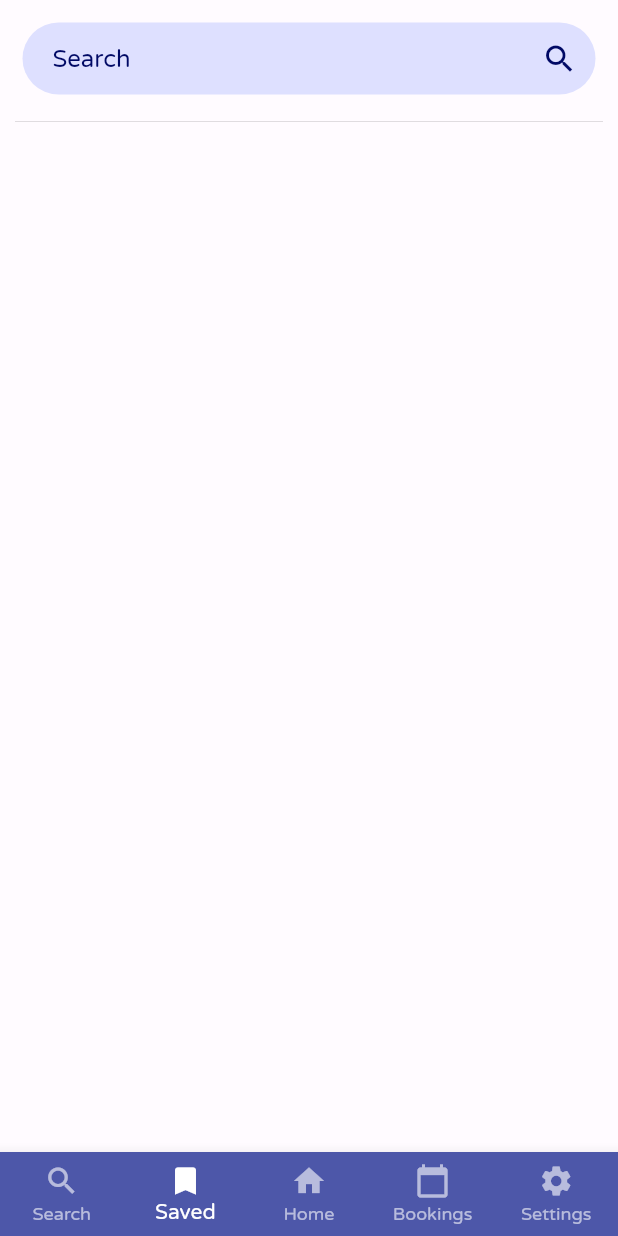
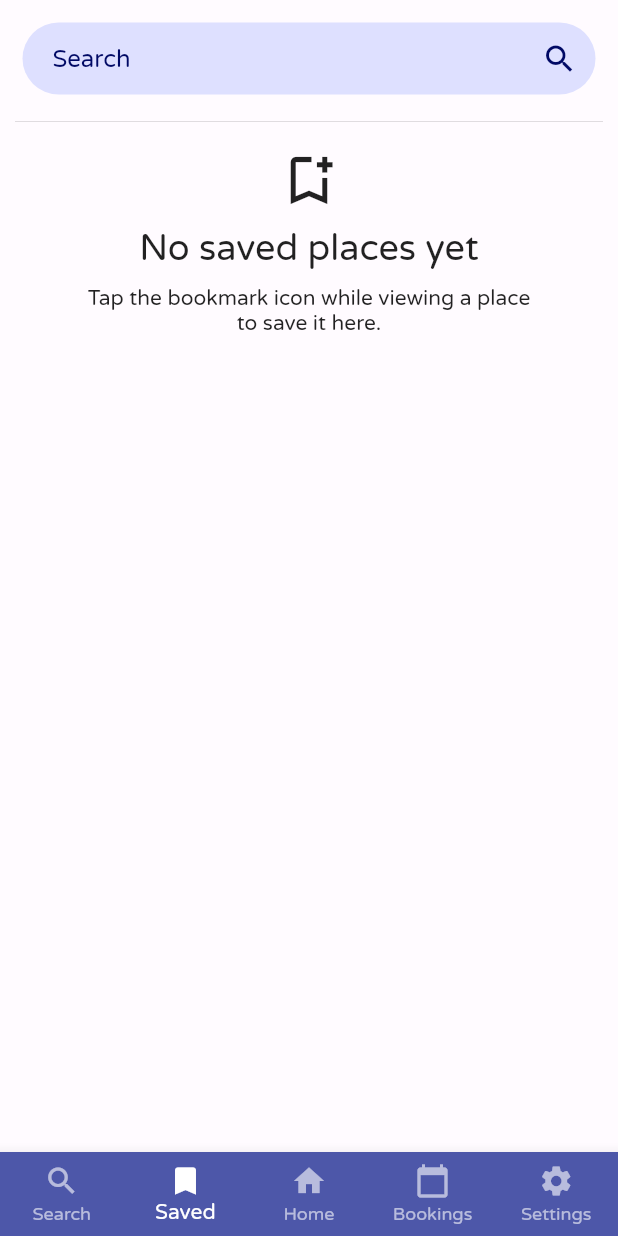
Before and after one commit to sebastianiszek/out_app, a Flutter app: the screen it shows once a user with an empty profile is signed in, item 2 of the bottom bar chosen, on a phone screen of 412 x 824 dp. Run offline on Flutter 3.47's test engine with Material 2 defaults, Android fonts, the phone set to English and light mode, and no system bars; our stand-ins replace cloud_firestore, firebase_auth, firebase_core, google_sign_in; missing offline and left inert: password_strength; accounts and stored records are empty.

Commit message:
Saved Search

```diff
--- a/lib/restaurant_screen/components/restaurant_image.dart
+++ b/lib/restaurant_screen/components/restaurant_image.dart
@@ -60,7 +60,7 @@ class RestaurantViewImage extends StatelessWidget {
                 color: Colors.white,
                 iconSize: 32,
               ),
-              OutSaveButton(
+              OutSaveButtonLoad(
                 name: restaurantTitle,
                 restaurantID: restaurantID,
                 type: type,
--- a/lib/saved_body/saved_body.dart
+++ b/lib/saved_body/saved_body.dart
@@ -4,27 +4,6 @@ import 'package:flutter/material.dart';
 import 'package:out_app/home_body/components/divider.dart';
 import 'package:out_app/saved_body/components/saved_card.dart';
 import 'package:out_app/shared_components/input.dart';
-
-// class SavedBody extends StatelessWidget {
-//   const SavedBody({Key? key}) : super(key: key);
-
-//   @override
-//   Widget build(BuildContext context) {
-//     return ListView(
-//       children: [
-//         Padding(
-//           padding: const EdgeInsets.fromLTRB(15, 15, 15, 0),
-//           child: TextFormField(
-//             decoration: getOutInputDecoration(
-//                 const Color(0xFFDEE0FF), const Color(0xFF000965)),
-//           ),
-//         ),
-//         const DividerPadding(),
-//         const SavedCard(),
-//       ],
-//     );
-//   }
-// }
 
 class SavedBody extends StatefulWidget {
   const SavedBody({Key? key}) : super(key: key);
@@ -50,7 +29,17 @@ class _SavedBodyState extends State<SavedBody> {
         }
 
         if (snapshot.connectionState == ConnectionState.waiting) {
-          return const Text("Loading..");
+          return ListView(
+            children: [
+              Padding(
+                padding: const EdgeInsets.fromLTRB(15, 15, 15, 0),
+                child: TextFormField(
+                    decoration: getOutInputDecoration(
+                        const Color(0xFFDEE0FF), const Color(0xFF000965)),
+                    onChanged: (String value) {}),
+              ),
+            ],
+          );
         }
 
         final data = snapshot.requireData;
@@ -70,22 +59,80 @@ class RestaurantList extends StatefulWidget {
 }
 
 class _RestaurantListState extends State<RestaurantList> {
+  List<QueryDocumentSnapshot<Object?>> list = [];
   String name = '';
+
+  void updateList(String name) {
+    this.name = name;
+    List<QueryDocumentSnapshot<Object?>> tempList = [];
+
+    for (int i = 0; i < widget.data.size; i++) {
+      if (name.isEmpty) {
+        tempList = widget.data.docs;
+        break;
+      }
+      if (widget.data.docs[i]['name'].toString().toUpperCase().contains(name)) {
+        tempList.add(widget.data.docs[i]);
+      }
+    }
+
+    if (list.length != tempList.length) {
+      setState(() {
+        list = tempList;
+      });
+    }
+  }
+
+  @override
+  void initState() {
+    super.initState();
+    list = widget.data.docs;
+  }
 
   @override
   Widget build(BuildContext context) {
-    List<QueryDocumentSnapshot<Object?>> list = [];
-
-    for (int i = 0; i < widget.data.size; i++) {
-      if (name.isEmpty) {
-        list = widget.data.docs;
-        break;
-      }
-      if (widget.data.docs[i]['name'].toString().toUpperCase().contains(name)) {
-        list.add(widget.data.docs[i]);
-      }
+    updateList(name);
+    if (widget.data.size == 0) {
+      return ListView(
+        children: [
+          Padding(
+            padding: const EdgeInsets.fromLTRB(15, 15, 15, 0),
+            child: TextFormField(
+                decoration: getOutInputDecoration(
+                    const Color(0xFFDEE0FF), const Color(0xFF000965)),
+                onChanged: (String value) {}),
+          ),
+          const DividerPadding(),
+          Center(
+            child: Column(
+              crossAxisAlignment: CrossAxisAlignment.center,
+              children: [
+                const Icon(
+                  Icons.bookmark_add_outlined,
+                  size: 42,
+                ),
+                Padding(
+                  padding: const EdgeInsets.only(top: 10),
+                  child: Text(
+                    'No saved places yet',
+                    style: Theme.of(context).textTheme.headline5,
+                    textAlign: TextAlign.center,
+                  ),
+                ),
+                Padding(
+                  padding: const EdgeInsets.only(top: 10),
+                  child: Text(
+                    'Tap the bookmark icon while viewing a place\nto save it here.',
+                    style: Theme.of(context).textTheme.bodyText1,
+                    textAlign: TextAlign.center,
+                  ),
+                ),
+              ],
+            ),
+          ),
+        ],
+      );
     }
-
     return ListView(
       children: [
         Padding(
@@ -94,9 +141,7 @@ class _RestaurantListState extends State<RestaurantList> {
               decoration: getOutInputDecoration(
                   const Color(0xFFDEE0FF), const Color(0xFF000965)),
               onChanged: (String value) {
-                setState(() {
-                  name = value.toUpperCase();
-                });
+                updateList(value.toUpperCase());
               }),
         ),
         const DividerPadding(),
```
Also changed, not shown: lib/restaurant_screen/components/save_button.dart (+62 -22 lines), lib/search_body/search_body.dart (+11 -1 lines).
